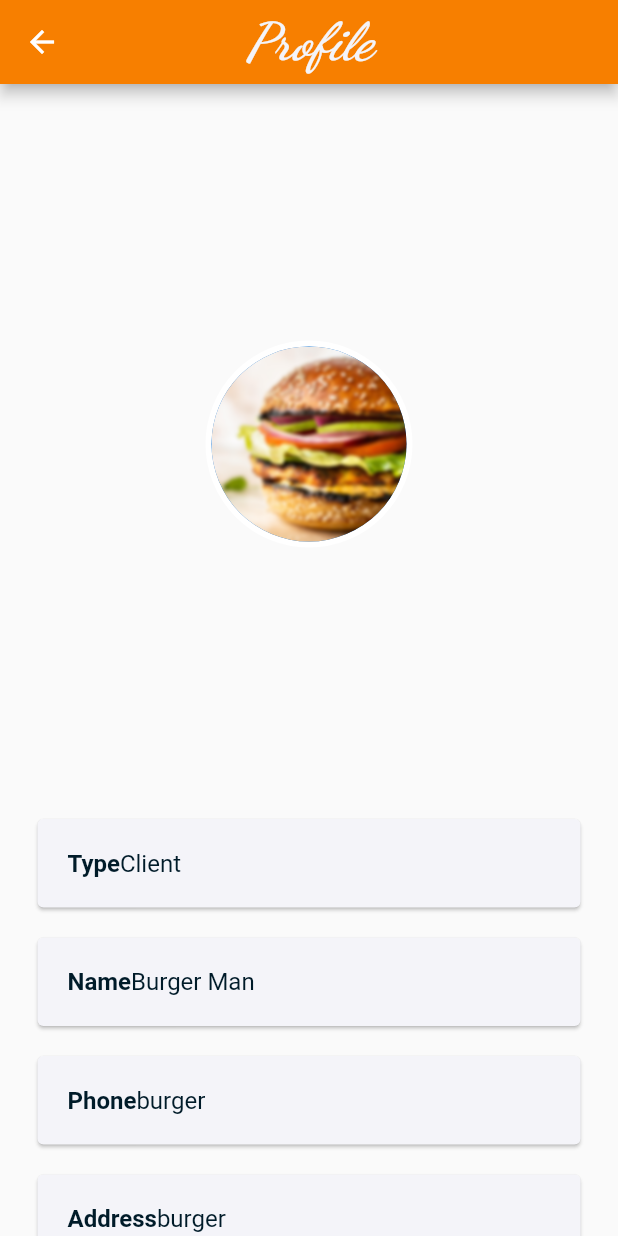
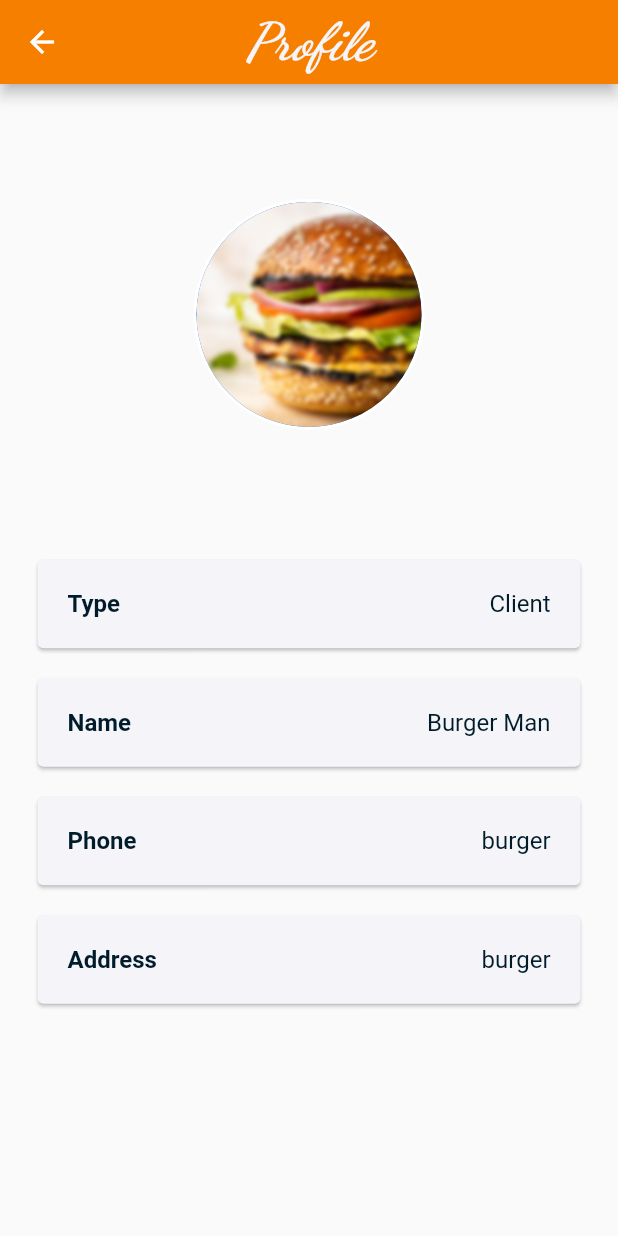
Before and after one commit to elhadjmb/delivery_app, a Flutter app: the ProfilePage screen opened directly, on a phone screen of 412 x 824 dp. Run offline on Flutter 3.47's test engine with Material 2 defaults, Android fonts, the phone set to English and light mode, and no system bars; our stand-ins replace cloud_firestore, email_validator, firebase_auth, firebase_core, flutter_spinkit, google_maps_flutter and 2 more; missing offline and left inert: geoflutterfire; accounts and stored records are empty.

Commit message:
Fixed pixel overflows

```diff
--- a/delivery_app/lib/views/AuthentificationViews/LoginView.dart
+++ b/delivery_app/lib/views/AuthentificationViews/LoginView.dart
@@ -134,7 +134,7 @@ class _LoginScreenState extends State<LoginScreen> {
                           Navigator.push(
                             context,
                             MaterialPageRoute(
-                              builder: (context) => Footer(),
+                              builder: (context) => HomePage(),
                             ),
                           );
                         },
--- a/delivery_app/lib/views/SettingsViews/ProfileView.dart
+++ b/delivery_app/lib/views/SettingsViews/ProfileView.dart
@@ -44,18 +44,18 @@ class _ProfilePageState extends State<ProfilePage> {
           Column(
             children: [
               Flexible(
-                flex: 5,
+                flex: 2,
                 child: Center(
                   child: Container(
                     decoration: new BoxDecoration(
                       shape: BoxShape.circle,
                       border: new Border.all(
                         color: Colors.white,
-                        width: 4.0,
+                        width: 2.0,
                       ),
                     ),
                     child: CircleAvatar(
-                      radius: 65.0,
+                      radius: 75.0,
                       backgroundImage: AssetImage(Images.userPicture),
                     ),
                   ),
--- a/delivery_app/lib/views/widgets/CustomCardWidget.dart
+++ b/delivery_app/lib/views/widgets/CustomCardWidget.dart
@@ -14,6 +14,7 @@ class CustomCardWidget extends StatelessWidget {
       color: Colour.white,
       child: Padding(
         padding: const EdgeInsets.all(20.0),
+        child: Center(
           child: Row(
             children: [
               Center(
@@ -26,6 +27,7 @@ class CustomCardWidget extends StatelessWidget {
                   ),
                 ),
               ),
+              Spacer(flex: 1,),
               Center(
                 child: Text(
                   this.text,
@@ -36,6 +38,7 @@ class CustomCardWidget extends StatelessWidget {
                 ),
               ),
             ],
+          ),
         )
       ),
     );
```
Lines whose indentation alone changed are shown as unchanged.
